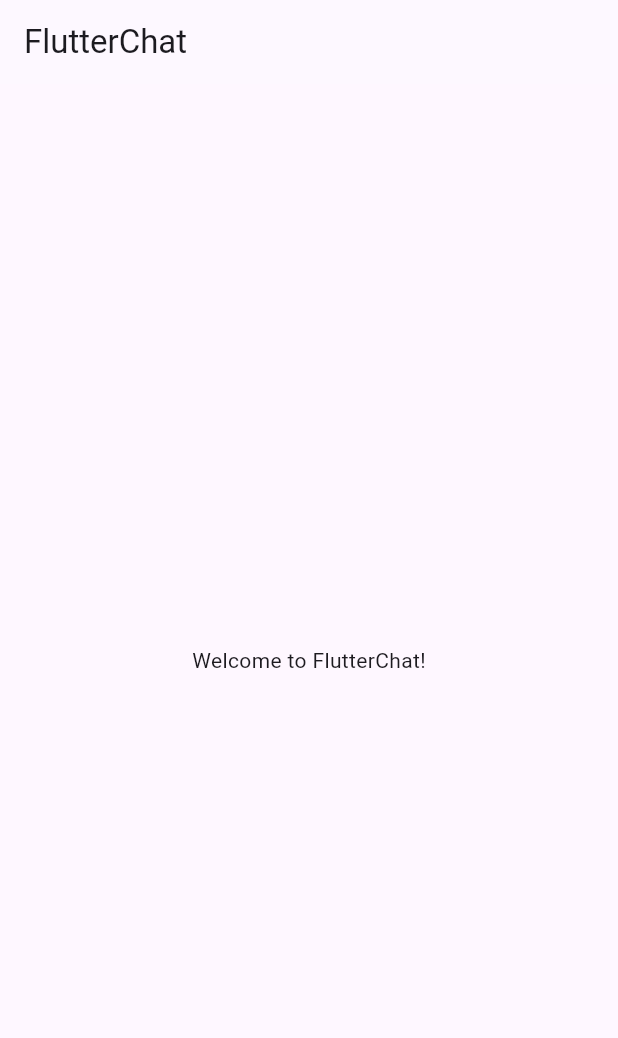
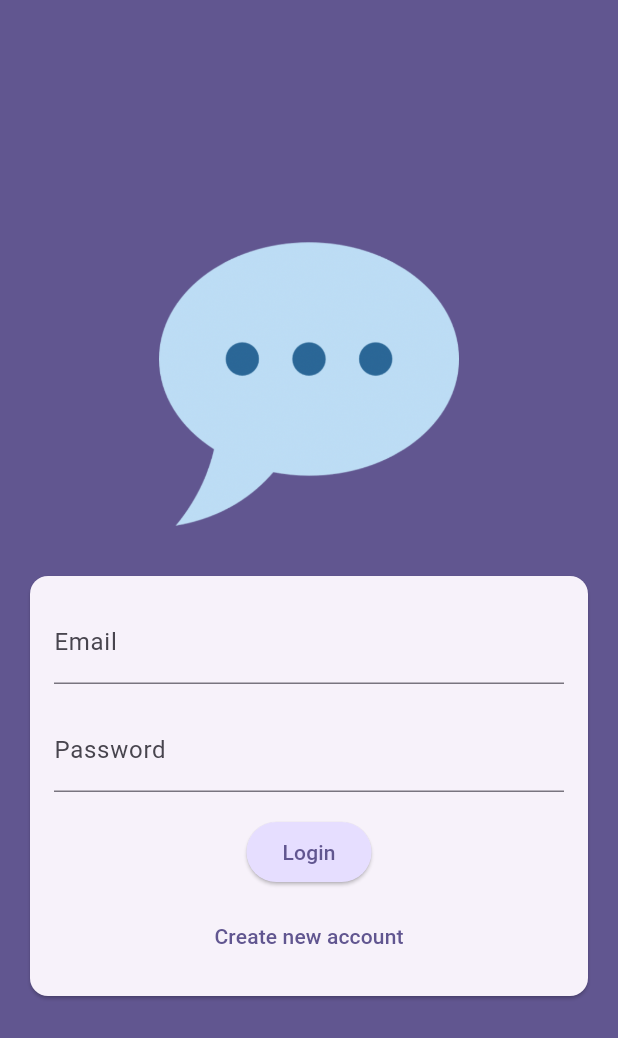
Before and after one commit to Satin3737/flutter_chat_app, a Flutter app: the screen it shows after launch, on a phone screen of 412 x 824 dp. Shown: the top 1038 px of the screen. Run offline on Flutter 3.47's test engine with Material 3 defaults, Android fonts, the phone set to English and light mode, and no system bars.

Commit message:
Added auth screen widgets

```diff
--- a/lib/main.dart
+++ b/lib/main.dart
@@ -1,4 +1,6 @@
 import 'package:flutter/material.dart';
+
+import 'screens/auth_screen.dart';
 
 void main() {
   runApp(const App());
@@ -17,14 +19,7 @@ class App extends StatelessWidget {
           seedColor: const Color.fromARGB(255, 63, 17, 177),
         ),
       ),
-      home: Scaffold(
-        appBar: AppBar(
-          title: const Text('FlutterChat'),
-        ),
-        body: const Center(
-          child: Text('Welcome to FlutterChat!'),
-        ),
-      ),
+      home: const AuthScreen(),
     );
   }
 }
--- /dev/null
+++ b/lib/screens/auth_screen.dart
@@ -0,0 +1,31 @@
+import 'package:flutter/material.dart';
+
+import 'widgets/auth_form.dart';
+
+class AuthScreen extends StatelessWidget {
+  const AuthScreen({super.key});
+
+  @override
+  Widget build(BuildContext context) {
+    return Scaffold(
+      backgroundColor: Theme.of(context).colorScheme.primary,
+      body: Center(
+        child: SingleChildScrollView(
+          child: Padding(
+            padding: const EdgeInsets.symmetric(horizontal: 16, vertical: 32),
+            child: Column(
+              spacing: 24,
+              children: [
+                Image.asset(
+                  'assets/images/chat.png',
+                  width: 200,
+                ),
+                const AuthForm(),
+              ],
+            ),
+          ),
+        ),
+      ),
+    );
+  }
+}
--- /dev/null
+++ b/lib/screens/widgets/auth_form.dart
@@ -0,0 +1,104 @@
+import 'package:flutter/material.dart';
+
+class AuthForm extends StatefulWidget {
+  const AuthForm({super.key});
+
+  @override
+  State<AuthForm> createState() => _AuthFormState();
+}
+
+class _AuthFormState extends State<AuthForm> {
+  final _formKey = GlobalKey<FormState>();
+  String _email = '';
+  String _password = '';
+  bool _isLogin = true;
+
+  void _switchAuthMode() => setState(() => _isLogin = !_isLogin);
+
+  String? _emailValidator(String? value) {
+    if (value == null || value.trim().isEmpty) {
+      return 'Email is required';
+    }
+    if (!value.contains('@')) {
+      return 'Please enter a valid email address';
+    }
+    return null;
+  }
+
+  String? _passwordValidator(String? value) {
+    if (value == null || value.trim().isEmpty) {
+      return 'Password is required';
+    }
+    if (value.length < 6) {
+      return 'Password must be at least 6 characters long';
+    }
+    return null;
+  }
+
+  void _submitForm() {
+    final isValid = _formKey.currentState!.validate();
+    if (!isValid) return;
+    _formKey.currentState!.save();
+    print('Email: $_email, Password: $_password');
+  }
+
+  @override
+  Widget build(BuildContext context) {
+    final theme = Theme.of(context);
+
+    return Card(
+      child: SingleChildScrollView(
+        child: Padding(
+          padding: EdgeInsets.all(16),
+          child: Form(
+            key: _formKey,
+            child: Column(
+              spacing: 16,
+              mainAxisSize: MainAxisSize.min,
+              children: [
+                TextFormField(
+                  decoration: InputDecoration(
+                    labelText: 'Email',
+                  ),
+                  keyboardType: TextInputType.emailAddress,
+                  textCapitalization: TextCapitalization.none,
+                  autocorrect: false,
+                  validator: _emailValidator,
+                  onSaved: (value) => _email = value!,
+                ),
+                TextFormField(
+                  decoration: InputDecoration(
+                    labelText: 'Password',
+                  ),
+                  obscureText: true,
+                  validator: _passwordValidator,
+                  onSaved: (value) => _password = value!,
+                ),
+                Column(
+                  spacing: 8,
+                  children: [
+                    ElevatedButton(
+                      style: ElevatedButton.styleFrom(
+                        backgroundColor: theme.colorScheme.primaryContainer,
+                      ),
+                      onPressed: _submitForm,
+                      child: Text(_isLogin ? 'Login' : 'Signup'),
+                    ),
+                    TextButton(
+                      onPressed: _switchAuthMode,
+                      child: Text(
+                        _isLogin
+                            ? 'Create new account'
+                            : 'I already have an account',
+                      ),
+                    ),
+                  ],
+                )
+              ],
+            ),
+          ),
+        ),
+      ),
+    );
+  }
+}
--- a/pubspec.yaml
+++ b/pubspec.yaml
@@ -58,9 +58,8 @@ flutter:
   uses-material-design: true
 
   # To add assets to your application, add an assets section, like this:
-  # assets:
-  #   - images/a_dot_burr.jpeg
-  #   - images/a_dot_ham.jpeg
+  assets:
+    - assets/images/chat.png
 
   # An image asset can refer to one or more resolution-specific "variants", see
   # https://flutter.dev/to/resolution-aware-images
```
Also changed, not shown: assets/images/chat.png (added).
